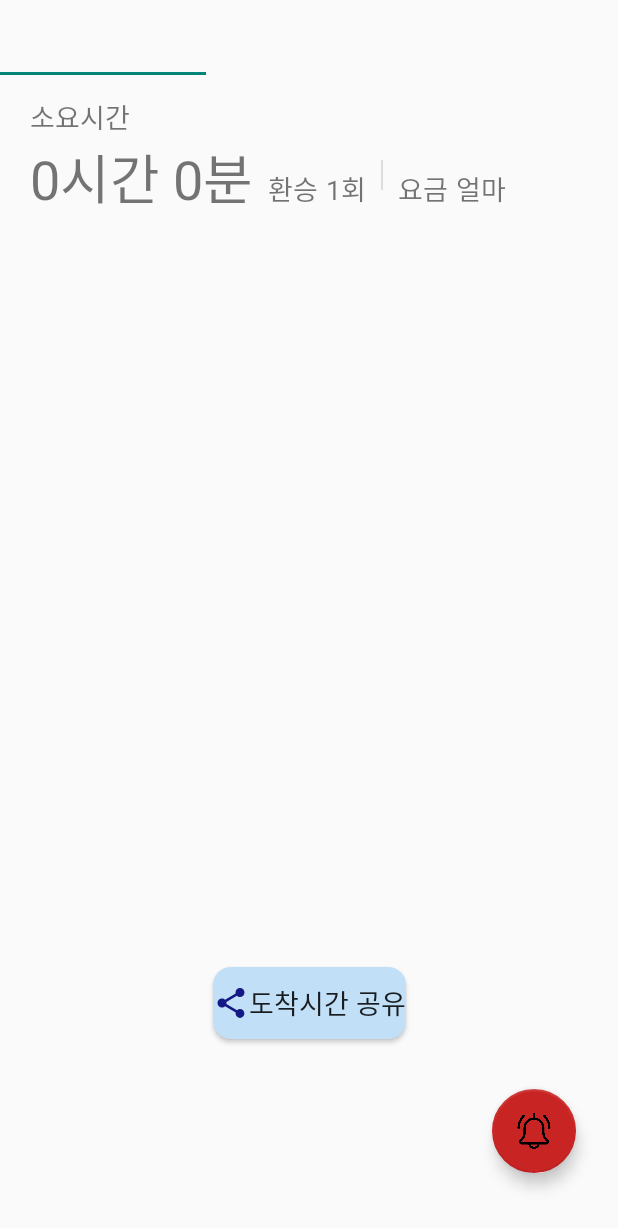
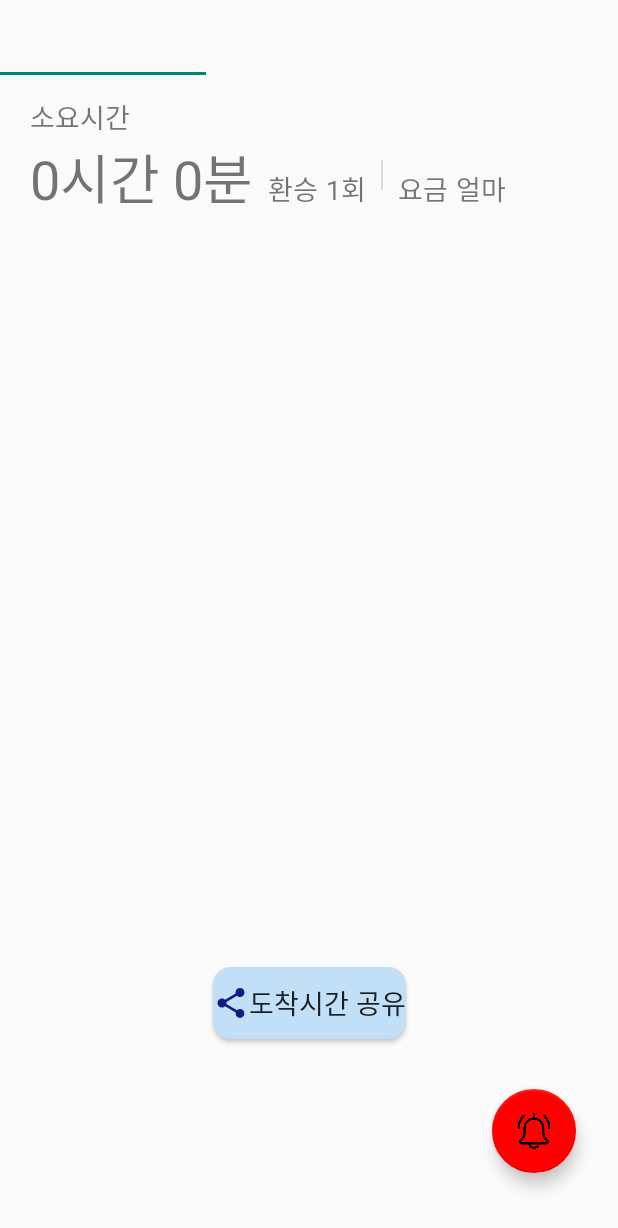
Before and after one commit to beom1995/QuickUnderRoute, an Android app: the RouteActivity screen opened directly, with no data from a screen before it, after a tap on "하차알림", on a phone screen of 412 x 824 dp. Shown: the top 1228 px of the screen. Run offline under Robolectric (Android 15) with nearby library versions, the phone set to English and light mode, and no system bars; our stand-ins replace Room's generated code.

Commit message:
경로화면 수정

```diff
--- a/app/src/main/java/kr/ac/myungji/quickunderroute/activity/RouteActivity.kt
+++ b/app/src/main/java/kr/ac/myungji/quickunderroute/activity/RouteActivity.kt
@@ -120,11 +120,11 @@ class RouteActivity : AppCompatActivity() {
         btnGetoffAlarm.setOnClickListener {
             if (isAlarmSet) {
                 cancelAlarm()
-                btnGetoffAlarm.backgroundTintList = ColorStateList.valueOf(Color.parseColor("#FF0000"))
+                btnGetoffAlarm.backgroundTintList = ColorStateList.valueOf(Color.parseColor("#F2E2C6"))
                 isAlarmSet = false
             } else {
                 setAlarm()
-                btnGetoffAlarm.backgroundTintList = ColorStateList.valueOf(Color.parseColor("#C92424"))
+                btnGetoffAlarm.backgroundTintList = ColorStateList.valueOf(Color.parseColor("#FF0000"))
                 isAlarmSet = true
             }
         }
--- a/app/src/main/res/layout/activity_route.xml
+++ b/app/src/main/res/layout/activity_route.xml
@@ -34,6 +34,12 @@
             android:layout_height="wrap_content"
             android:text="@string/fare" />
     </com.google.android.material.tabs.TabLayout>
+
+    <FrameLayout
+        android:layout_width="match_parent"
+        android:layout_height="match_parent">
+
+    </FrameLayout>
 
     <androidx.viewpager.widget.ViewPager
         android:id="@+id/view_pager"
```
